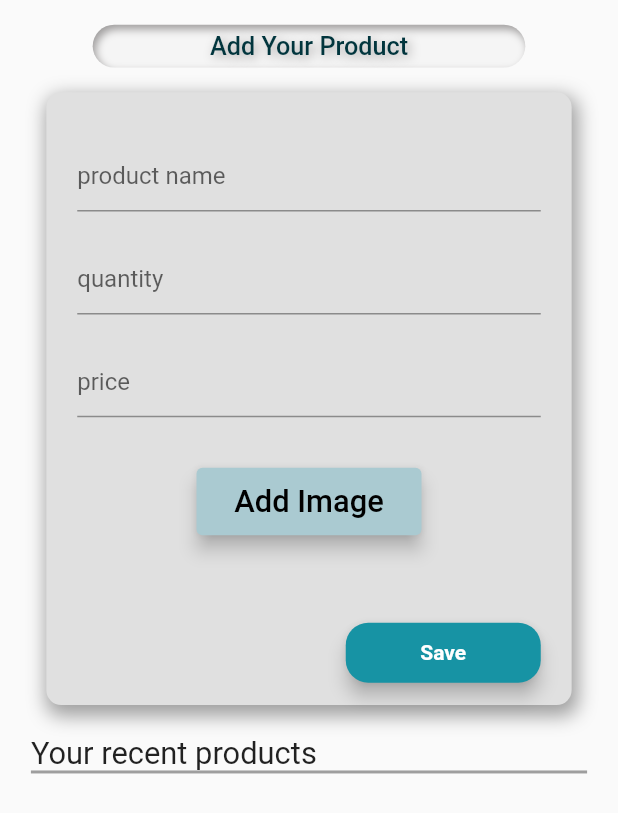
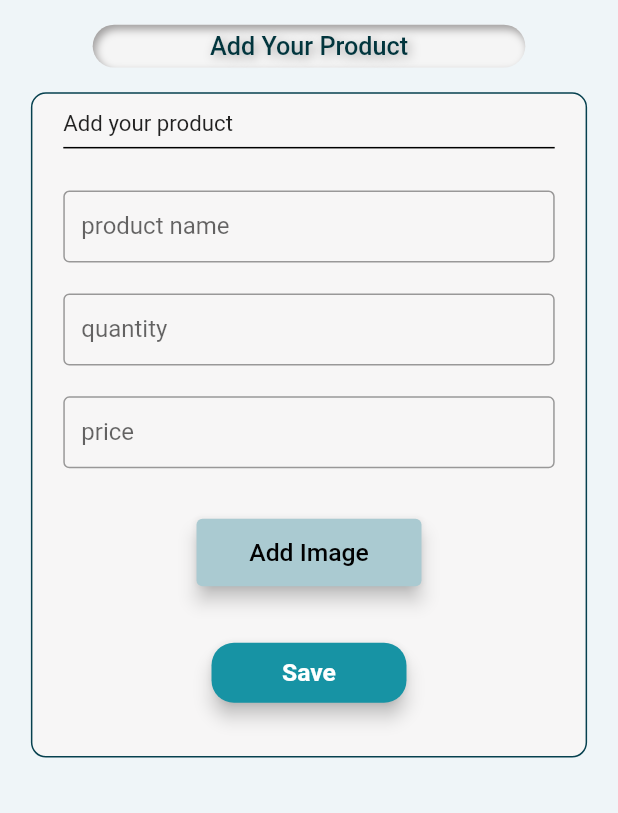
Before and after one commit to divyakekade/WCE-Support, a Flutter app: the SellProduct screen opened directly, on a phone screen of 412 x 824 dp. Shown: the top 813 px of the screen. Run offline on Flutter 3.47's test engine with Material 2 defaults, Android fonts, the phone set to English and light mode, and no system bars; our stand-ins replace flutter_inset_box_shadow, jwt_decoder, shared_preferences; missing offline and left inert: dart:ffi; accounts and stored records are empty.

Commit message:
decoration change

```diff
--- a/lib/screens/BuyProducts.dart
+++ b/lib/screens/BuyProducts.dart
@@ -139,17 +139,18 @@ class _GridBState extends State<GridB> {
               margin: EdgeInsets.symmetric(horizontal: MediaQuery.of(context).size.width * 0.02,
               vertical: MediaQuery.of(context).size.height * 0.001),
               decoration: BoxDecoration(
+              //  border: Border.all(width: 0, color: const Color(0x7960c5e1)),
                 boxShadow: const [
                   BoxShadow(
-                      color: imagebutton,
-                      blurRadius: 2.0,
-                      spreadRadius: 2.0,
-                      offset: Offset(2.0, 2.0))
+                      color: greyColor,
+                      blurRadius: 1.0,
+                      spreadRadius: 1.0,
+                      offset: Offset(1.0, 1.0))
                 ],
                 borderRadius: BorderRadius.circular(
                   12.0,
                 ),
-                color: greyColor,
+                color: const Color(0x7960c5e1),
               ),
               child: Column(
                 crossAxisAlignment: CrossAxisAlignment.start,
@@ -175,7 +176,7 @@ class _GridBState extends State<GridB> {
                           "${gridMap.elementAt(index)['title']}",
                           style: TextStyle(
                               fontWeight: FontWeight.bold,
-                            fontSize: MediaQuery.of(context).size.height * 0.013
+                            fontSize: MediaQuery.of(context).size.height * 0.014
                           ),
                         ),
                         SizedBox(
@@ -185,7 +186,7 @@ class _GridBState extends State<GridB> {
                           "${gridMap.elementAt(index)['price']}",
                             style: TextStyle(
                             fontWeight: FontWeight.bold,
-                                fontSize: MediaQuery.of(context).size.height * 0.013
+                                fontSize: MediaQuery.of(context).size.height * 0.014
                             ),
                                           ),
                       ],
--- a/lib/screens/LoginPage.dart
+++ b/lib/screens/LoginPage.dart
@@ -48,7 +48,7 @@ class _LoginPageState extends State<LoginPage> {
           // vertical: MediaQuery.of(context).size.height * 0.03,
           horizontal: MediaQuery.of(context).size.width * 0.025),
       decoration: BoxDecoration(
-        color: const Color.fromARGB(255, 247, 246, 246),
+        color: const Color(0x9d47b6d2),
         border:
             Border.all(color: const Color.fromARGB(255, 7, 65, 79), width: 1),
         borderRadius: BorderRadius.circular(10),
@@ -86,13 +86,14 @@ class _LoginPageState extends State<LoginPage> {
                   decoration: BoxDecoration(
                     color: cardColor,
                     borderRadius: BorderRadius.circular(10),
-                    boxShadow: const [
-                      BoxShadow(
-                          color: Colors.grey,
-                          blurRadius: 10.0,
-                          spreadRadius: 2.0,
-                          offset: Offset(2.0, 5.0))
-                    ],
+                    border: Border.all(width: 1, color: Colors.grey),
+                    // boxShadow: const [
+                    //   // BoxShadow(
+                    //   //     color: Colors.grey,
+                    //   //     blurRadius: 10.0,
+                    //   //     spreadRadius: 2.0,
+                    //   //     offset: Offset(2.0, 5.0))
+                    // ],
                   ),
                   child: SingleChildScrollView(
                     child: Column(
--- a/lib/screens/SellProducts.dart
+++ b/lib/screens/SellProducts.dart
@@ -1,4 +1,6 @@
 //make classname same as that of the file name
+import 'dart:ffi';
+
 import 'package:flutter/material.dart';
 import 'package:wce_support/constants/ColorsAndStyles.dart';
 import 'package:wce_support/widgets/ProductCard.dart';
@@ -32,10 +34,9 @@ class _SellProductState extends State<SellProduct> {
     double width10 = MediaQuery.of(context).size.width * 0.025;
     double heightc = MediaQuery.of(context).size.width * 0.053;
     return Scaffold(
-        body: SafeArea(
-          child: Padding(
+        backgroundColor: backgroundColor,
+        body: Padding(
             padding: EdgeInsets.symmetric(horizontal: width10*2),
-            child: SingleChildScrollView(
             child: Column(
                 children: [
                 Center(
@@ -57,59 +58,102 @@ class _SellProductState extends State<SellProduct> {
                   ),
                 ),
                   ////
-                  Container(
+                  Expanded(
+                    child: SingleChildScrollView(
+                      child: Container(
                         padding: EdgeInsets.symmetric(
                             vertical: heightc / 2, horizontal: width10 * 2),
-                    margin: EdgeInsets.symmetric(horizontal: width10),
+                       // margin: EdgeInsets.symmetric(horizontal: width10/4),
+                       //   width: double.infinity,
                         decoration: BoxDecoration(
-                      color: greyColor,
+                          color: Color.fromARGB(255, 247, 246, 246),
+                          border: Border.all(
+                              color: Color.fromARGB(255, 7, 65, 79), width: 1),
                           borderRadius: BorderRadius.circular(10),
-                      boxShadow: const [
-                        BoxShadow(
-                            color: Colors.grey,
-                            blurRadius: 10.0,
-                            spreadRadius: 2.0,
-                            offset: Offset(2.0, 5.0))
-                      ],
+                          // boxShadow: const [
+                          //   BoxShadow(
+                          //       color: Colors.grey,
+                          //       blurRadius: 10.0,
+                          //       spreadRadius: 2.0,
+                          //       offset: Offset(2.0, 5.0))
+                          // ],
                         ),
                         child: SingleChildScrollView(
                           child: Column(
                             mainAxisAlignment: MainAxisAlignment.center,
                             children: [
+                              // SizedBox(
+                              //   height: width10 * 2,
+                              // ),
+                              Align(
+                                alignment: Alignment.topLeft,
+                                child: Text("Add your product",
+                                style: TextStyle(
+                                    fontSize:  MediaQuery.of(context).size.height * 0.018),
+                                )),
+                              // const Divider(height: 1, thickness: 2, color: Colors.grey),
+                              const Divider(
+                                thickness: 1,
+                                color: Colors.black,
+                              ),
                               SizedBox(
                                 height: width10 * 2,
                               ),
                               TextField(
                                 controller: _ProductnameController,
                                 decoration: const InputDecoration(
-                              hintText: 'product name',
-                              border: UnderlineInputBorder(),
-                            ),
+                                    labelText: 'product name',
+                                    contentPadding: EdgeInsets.all(12),
+                                    border: OutlineInputBorder(
+                                      // borderRadius: BorderRadius.all(Radius.circular(30.0)),
+                                        borderSide: BorderSide(
+                                            color: Colors.black, width: 2.0)),
+                                    focusedBorder: OutlineInputBorder(
+                                      // borderRadius: BorderRadius.all(Radius.circular(30.0)),
+                                        borderSide: BorderSide(
+                                          color: Colors.black,
+                                        ))),
                               ),
 
                               SizedBox(
-                            height: width10 * 2,
+                                height: MediaQuery.of(context).size.height * 0.025,
                               ),
                               //password
                               TextField(
                                 controller: _quantityController,
                                 obscureText: true,
                                 decoration: const InputDecoration(
-                              border: UnderlineInputBorder(),
-                              hintText: 'quantity',
-                            ),
+                                    labelText: 'quantity',
+                                    contentPadding: EdgeInsets.all(12),
+                                    border: OutlineInputBorder(
+                                      // borderRadius: BorderRadius.all(Radius.circular(30.0)),
+                                        borderSide: BorderSide(
+                                            color: Colors.black, width: 2.0)),
+                                    focusedBorder: OutlineInputBorder(
+                                      // borderRadius: BorderRadius.all(Radius.circular(30.0)),
+                                        borderSide: BorderSide(
+                                          color: Colors.black,
+                                        ))),
                               ),
                               SizedBox(
-                            height: width10 * 2,
+                                height: MediaQuery.of(context).size.height * 0.025,
                               ),
                               //password
                               TextField(
                                 controller: _priceController,
                                 obscureText: true,
                                 decoration: const InputDecoration(
-                              border: UnderlineInputBorder(),
-                              hintText: 'price',
-                            ),
+                                    labelText: 'price',
+                                    contentPadding: EdgeInsets.all(12),
+                                    border: OutlineInputBorder(
+                                      // borderRadius: BorderRadius.all(Radius.circular(30.0)),
+                                        borderSide: BorderSide(
+                                            color: Colors.black, width: 2.0)),
+                                    focusedBorder: OutlineInputBorder(
+                                      // borderRadius: BorderRadius.all(Radius.circular(30.0)),
+                                        borderSide: BorderSide(
+                                          color: Colors.black,
+                                        ))),
                               ),
 
                               SizedBox(
@@ -126,47 +170,39 @@ class _SellProductState extends State<SellProduct> {
                                         child: Text(
                                           "Add Image",
                                           style: TextStyle(
-                                          fontSize: MediaQuery.of(context).size.width * 0.05),
+                                              fontSize: MediaQuery.of(context).size.width * 0.04),
                                         )),
                               ),
                               SizedBox(
-                            height: width10 * 4,
+                                height: width10 * 2,
                               ),
                               Align(
-                            alignment: Alignment.topRight,
+                                alignment: Alignment.center,
                                 child: ElevatedButton(
                                   onPressed: null,
                                   style: buttonStyle,
-                              child: const Text(
+                                  child: Text(
                                     "Save",
                                     style: TextStyle(
                                         color: Colors.white,
-                                    fontWeight: FontWeight.bold),
+                                        fontWeight: FontWeight.bold,
+                                        fontSize: MediaQuery.of(context).size.height * 0.020
+                                    ),
+                                  ),
+                                ),
+                              ),
+                              SizedBox(
+                                height: width10 * 2,
+                              ),
+                            ],
+                          ),
+                        ),
                       ),
                     ),
                   ),
                ],
               ),
             ),
-                  ),
-                  SizedBox(
-                    height: width10 * 2,
-                  ),
-                  Align(
-                    alignment: Alignment.topLeft,
-                    child: Text("Your recent products",
-                    style: TextStyle(
-                        fontSize: width10*2,
-                    )),
-                  ),
-                  const Divider(height: 1, thickness: 2, color: Colors.grey),
-
-
-               ],
-              ),
-            ),
-          ),
-        ),
     );
   }
 }
```
Lines whose indentation alone changed are shown as unchanged.
